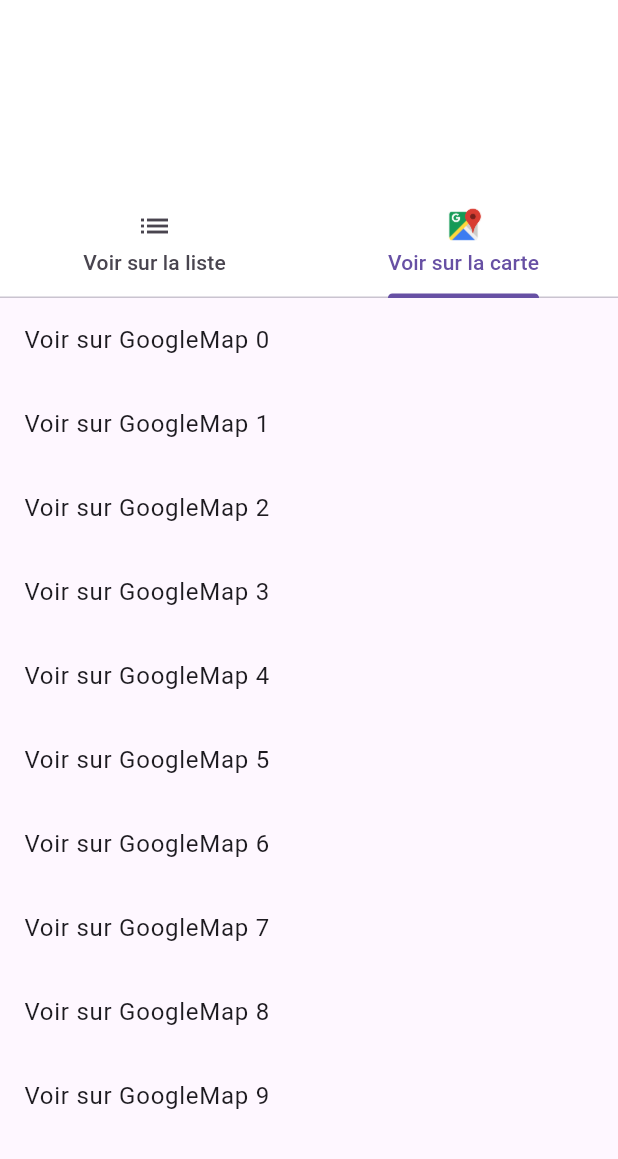
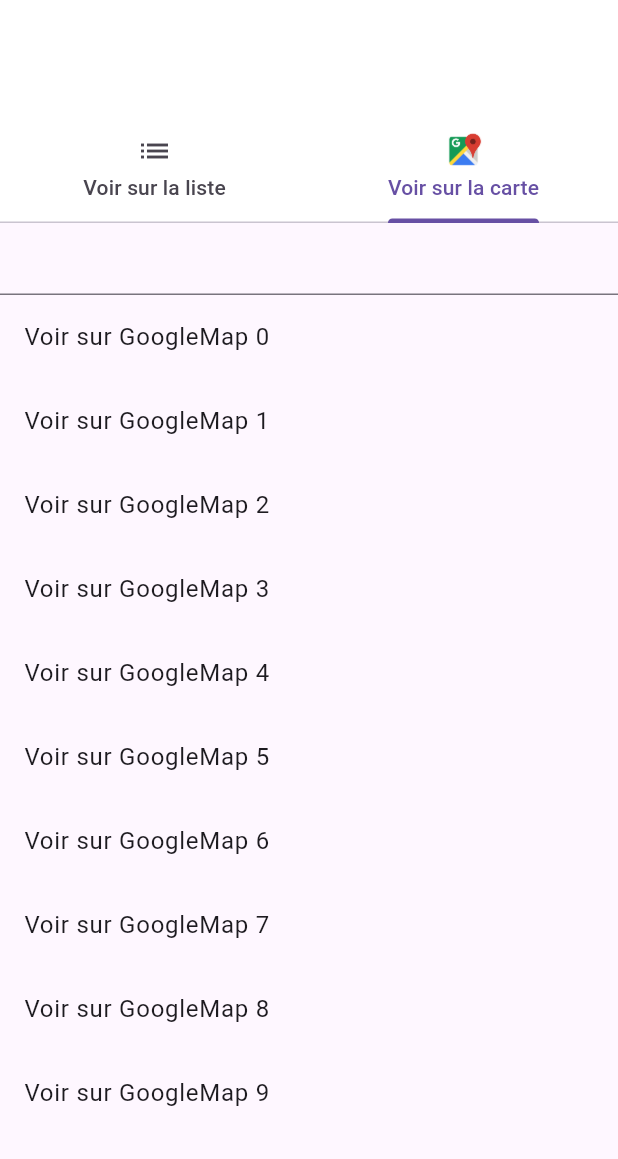
Before and after one commit to Diane38/IHM_S9_Craig_Zoffranieri_-Rasoamanana, a Flutter app: the RechercheActivite screen opened directly, on a phone screen of 412 x 824 dp, the part 77-1236 px from its top. Run offline on Flutter 3.47's test engine with Material 3 defaults, Android fonts, the phone set to English and light mode, and no system bars; our stand-ins replace flutter_svg.

Commit message:
AjoutBarreRecherche+DebutImpleRecherche

```diff
--- a/project_out_of_bed/lib/pages/recherche_activite.dart
+++ b/project_out_of_bed/lib/pages/recherche_activite.dart
@@ -1,7 +1,7 @@
 import 'package:flutter/material.dart';
 import 'package:flutter_svg/svg.dart';
 
-List<String> titles = <String>['Voir avec en liste', 'Voir sur GoogleMap'];
+
 
 class RechercheActivite extends StatefulWidget {
   const RechercheActivite({super.key});
@@ -12,7 +12,21 @@ class RechercheActivite extends StatefulWidget {
 
 class _RechercheActiviteState extends State<RechercheActivite> {
   int tabsCount = 2;
+  List<String> titles = <String>['Voir avec en liste', 'Voir sur GoogleMap'];
+  final TextEditingController _searchController = TextEditingController();
 
+  @override
+  void initState(){
+    _searchController.addListener(_searchChanged);
+  }
+
+  _searchChanged() {
+    searchResult();
+  }
+
+  searchResult(){
+
+  }
   @override
   Widget build(BuildContext context) {
     return DefaultTabController(
@@ -20,34 +34,48 @@ class _RechercheActiviteState extends State<RechercheActivite> {
       length: tabsCount,
       child: Scaffold(
         appBar: _appBarResearch(context),
-        body:
-          TabBarView(
+        body: Column(
+          mainAxisAlignment: MainAxisAlignment.start,
+          children: [
+            TextField(
+              controller: _searchController,
+
+
+            ),
+            Expanded(
+              child: Container(
+                height:MediaQuery.of(context).size.height,
+                child: TabBarView(
                     children: <Widget>[
-            ListView.builder(
+                      Container(
+                        height: 500,
+                        child: ListView.builder(
                           itemCount: 25,
                           itemBuilder: (BuildContext context, int index) {
-                return ListTile(
-                  title: Text('${titles[0]} $index'),
-                );
+                            return ListTile(title: Text('${titles[0]} $index'));
                           },
+                        ),
                       ),
                       ListView.builder(
                         itemCount: 25,
                         itemBuilder: (BuildContext context, int index) {
-                return ListTile(
-                  title: Text('${titles[1]} $index'),
-                );
+                          return ListTile(title: Text('${titles[1]} $index'));
                         },
                       ),
-          ]
+                    ],
                   ),
+              ),
+            ),
+              ],
+            ),
+           //bottomNavigationBar: AppBar(),
         ),
       );
   }
 
   PreferredSize _appBarResearch(BuildContext context) {
     return PreferredSize(
-      preferredSize: const Size.fromHeight(250),
+      preferredSize: const Size.fromHeight(200),
       child: AppBar(
         elevation: 0,
         titleSpacing: 16,
```
Lines whose indentation alone changed are shown as unchanged.
